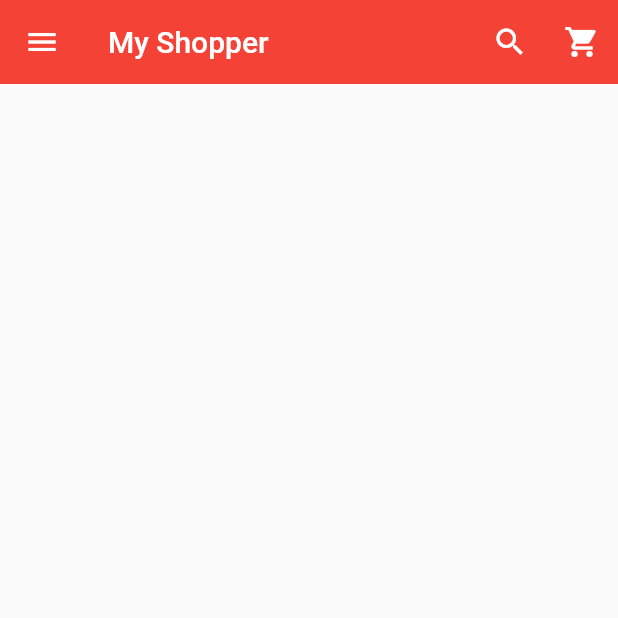
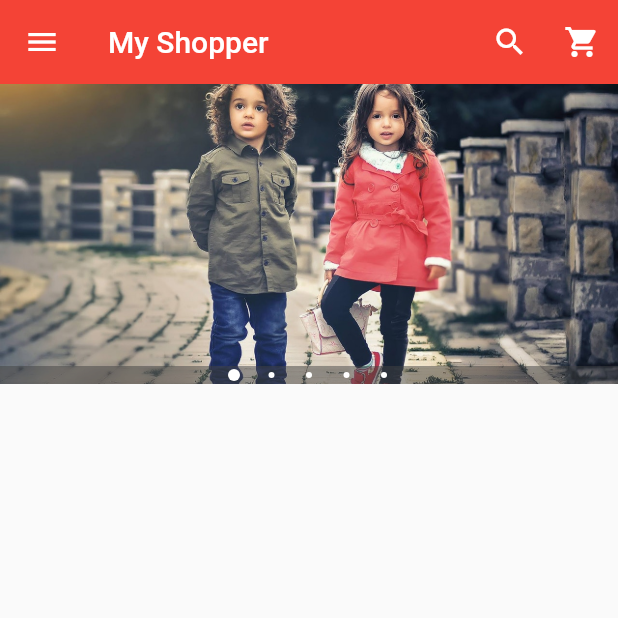
Before and after one commit to ribinshad/MyShopper, a Flutter app: the screen it shows after launch, on a phone screen of 412 x 824 dp, the top half of it. Run offline on Flutter 3.47's test engine with Material 2 defaults, Android fonts, the phone set to English and light mode, and no system bars; drawn by our look-alikes of carousel_pro.

Commit message:
image carosel

```diff
--- a/lib/main.dart
+++ b/lib/main.dart
@@ -1,5 +1,5 @@
 import 'package:flutter/material.dart';
-
+import 'package:carousel_pro/carousel_pro.dart';
 void main() {
   runApp(
     MaterialApp(
@@ -16,6 +16,25 @@ class MyApp extends StatefulWidget {
 class _MyAppState extends State<MyApp> {
   @override
   Widget build(BuildContext context) {
+  Widget image_carousel = new Container(
+    height: 200.0,
+    child: new Carousel(
+      boxFit: BoxFit.cover,
+      images:[
+        AssetImage('assets/images/c1.jpg'),
+        AssetImage('assets/images/m1.jpeg'),
+        AssetImage('assets/images/w1.jpeg'),
+        AssetImage('assets/images/w3.jpeg'),
+        AssetImage('assets/images/w4.jpeg')
+      ],
+      autoplay:true,
+      animationCurve: Curves.fastOutSlowIn,
+      animationDuration: Duration(milliseconds:1000),
+      dotSize: 4.0,
+      indicatorBgPadding: 2.0,
+    ),
+  );
+
     return Scaffold(
       appBar: new AppBar(
         elevation: 0.0,
@@ -99,6 +118,11 @@ class _MyAppState extends State<MyApp> {
           ],
           ),
       ),
+      body: new ListView(
+        children:<Widget>[
+          image_carousel
+        ],
+      )
     );
   }
 }
```
Also changed, not shown: pubspec.yaml (+12 -0 lines), pubspec.lock.
